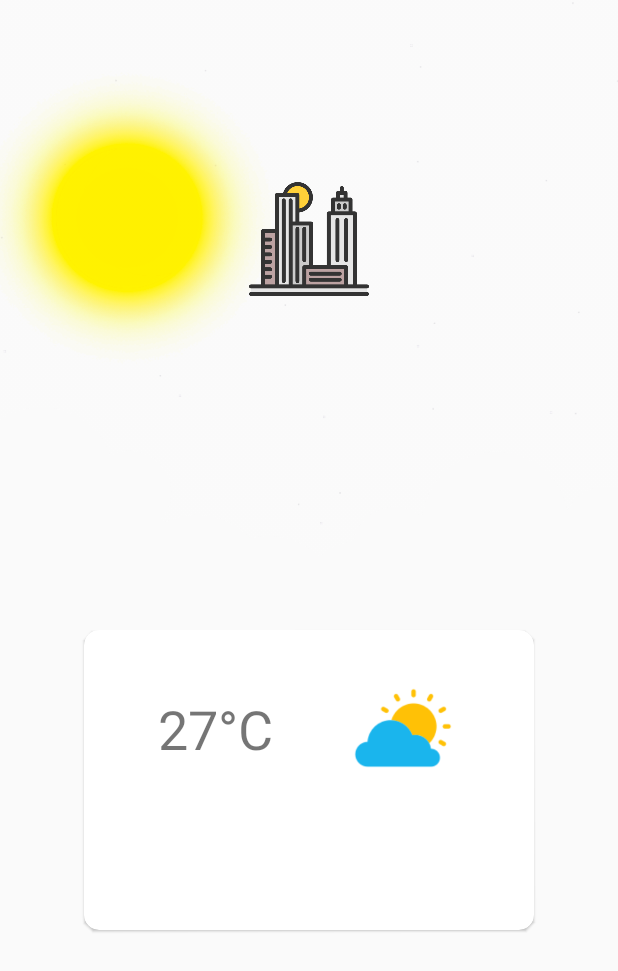
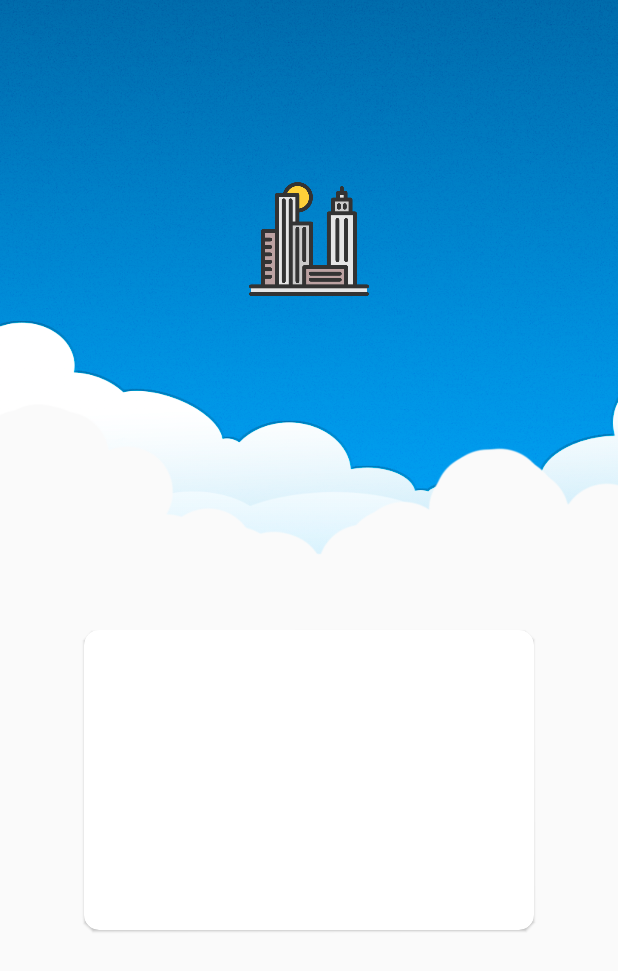
Before and after one commit to faa0/Weather, an Android app: the screen it shows after launch (MainActivity), on a phone screen of 412 x 824 dp. Shown: the top 971 px of the screen. Run offline under Robolectric (Android 15) with nearby library versions, the light colour scheme and no system bars.

Commit message:
Small fixes

```diff
--- a/app/src/main/res/layout/activity_main.xml
+++ b/app/src/main/res/layout/activity_main.xml
@@ -90,7 +90,6 @@
                     android:layout_height="wrap_content"
                     android:layout_gravity="center_vertical"
                     android:gravity="center_horizontal"
-                    android:text="27°C"
                     android:textSize="36sp"
                     app:layout_constraintEnd_toStartOf="@id/ivWeather"
                     app:layout_constraintBottom_toBottomOf="parent"
@@ -102,7 +101,6 @@
                     android:layout_width="76dp"
                     android:layout_height="76dp"
                     android:layout_gravity="center_horizontal"
-                    android:src="@drawable/d02d"
                     app:layout_constraintBottom_toBottomOf="parent"
                     app:layout_constraintEnd_toEndOf="parent"
                     app:layout_constraintStart_toEndOf="@+id/tvTemp"
```
Also changed, not shown: app/src/main/res/drawable/sunny.png.
